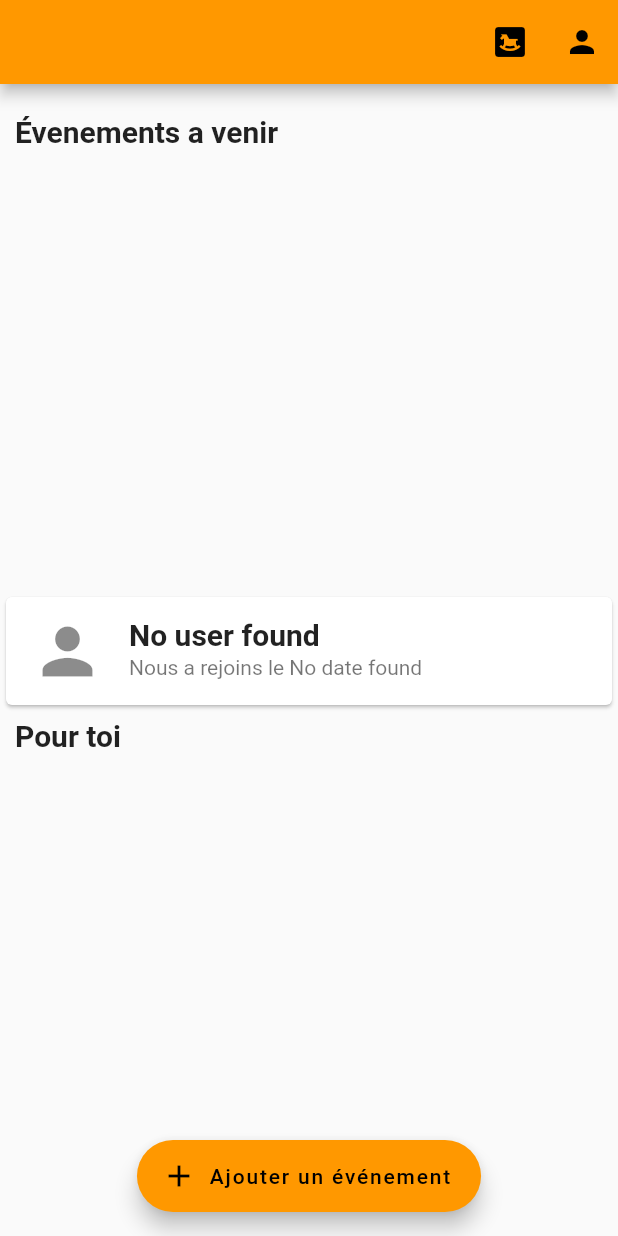
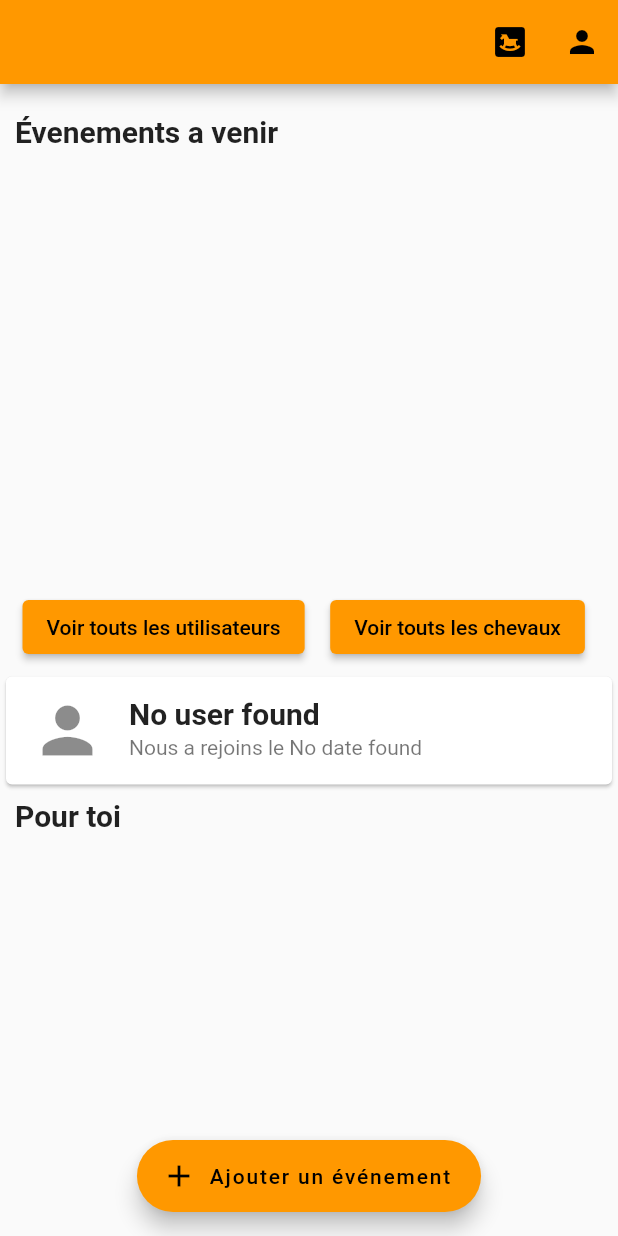
Before and after one commit to CodingFactory-Repos/Flutter-FFE, a Flutter app: the HomePage screen opened directly with empty values, on a phone screen of 412 x 824 dp. Run offline on Flutter 3.47's test engine with Material 2 defaults, Android fonts, the phone set to English and light mode, and no system bars; our stand-ins replace flutter_dotenv; missing offline and left inert: mongo_dart.

Commit message:
📍 -  Add button to go to allHorses ans allUsers

```diff
--- a/lib/home.dart
+++ b/lib/home.dart
@@ -217,6 +217,27 @@ class _HomePageState extends State<HomePage> {
                           ),
                         ),
 
+                        Row(
+                          children: <Widget> [
+                            Container(
+                              padding: const EdgeInsets.only(left: 15, right: 15,bottom: 5),
+                              child: ElevatedButton(onPressed: (){
+
+                                Navigator.pushNamed(context, '/allUsers');
+
+                              }, child: const Text("Voir touts les utilisateurs"))
+                            ),
+                            Container(
+                                padding: const EdgeInsets.only(left: 2,bottom: 5),
+                                child: ElevatedButton(onPressed: (){
+
+                                  Navigator.pushNamed(context, '/allHorses');
+
+                                }, child: const Text("Voir touts les chevaux"))
+                            ),
+                          ],
+                        ),
+
                         Card(
                           child: ListTile(
                             leading: const Icon(Icons.person,
```
